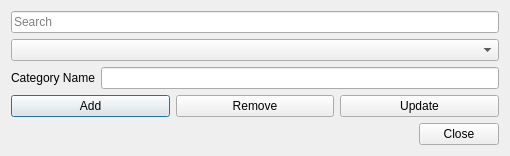
Anmol-A-jain/Dyner, file menu/admin/DialogBox/editcategory.ui: the form before one commit.
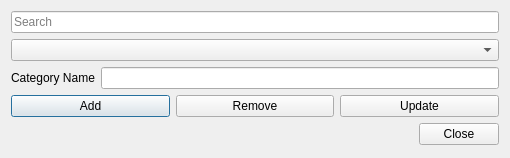
The form after the commit. Icons and pictures are not drawn.

Patch:
```diff
--- a/menu/admin/DialogBox/editcategory.ui
+++ b/menu/admin/DialogBox/editcategory.ui
@@ -7,7 +7,7 @@
     <x>0</x>
     <y>0</y>
     <width>510</width>
-    <height>147</height>
+    <height>158</height>
    </rect>
   </property>
   <property name="windowTitle">
```
Left out of the diff: 4 changed lines with no effect on the pictures.
